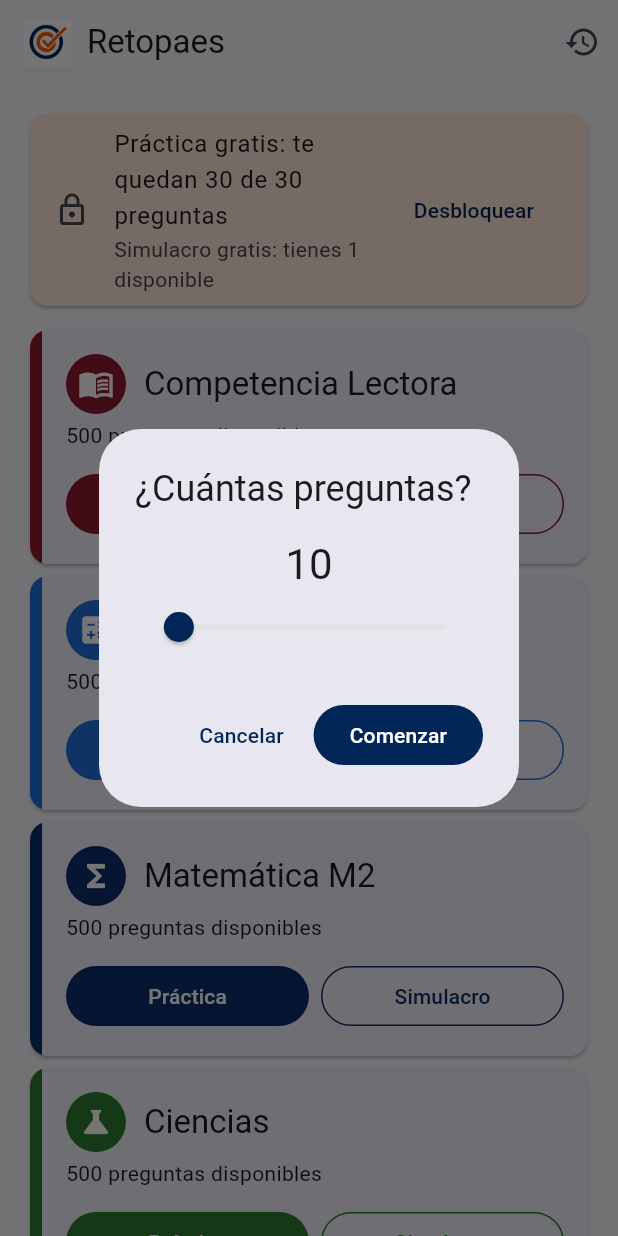
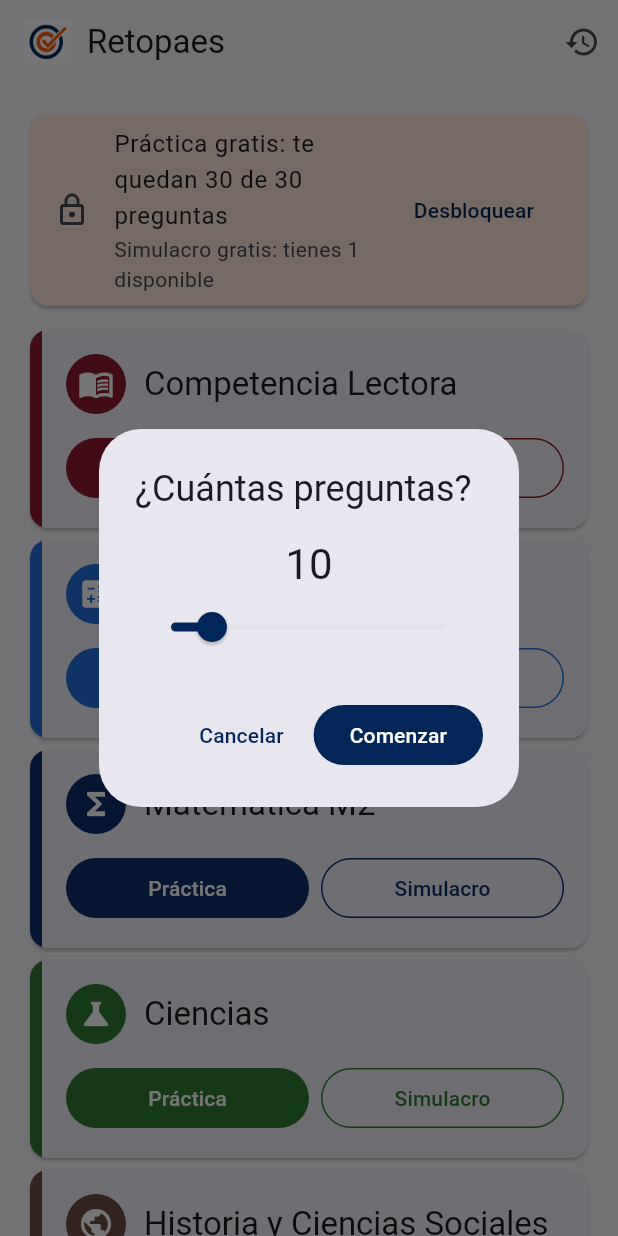
Before and after one commit to labappsch-create/Paes, a Flutter app: the screen it shows after launch, after a tap on "Práctica", on a phone screen of 412 x 824 dp. Run offline on Flutter 3.47's test engine with Material 3 defaults, Android fonts, the phone set to English and light mode, and no system bars; our stand-ins replace clock, flutter_riverpod, in_app_purchase, material_ui, shared_preferences, webview_flutter.

Commit message:
No mostrar el total de preguntas del banco; práctica de 1 a 65 preguntas

```diff
--- a/lib/core/constants.dart
+++ b/lib/core/constants.dart
@@ -6,6 +6,10 @@ const String appName = 'Retopaes';
 /// Logo completo (pantalla de bienvenida) e ícono (barra superior).
 const String logoAsset = 'assets/branding/logo_retopaes.png';
 const String iconAsset = 'assets/branding/icono_app.png';
+
+/// Máximo de preguntas que se pueden elegir en una Práctica (el largo de un
+/// ensayo real). Así la app no deja ver cuántas preguntas tiene el banco.
+const int maxPracticeQuestions = 65;
 
 /// Preguntas gratis en Práctica (suma de todas las pruebas).
 const int freeQuestionLimit = 30;
--- a/lib/presentation/screens/home_screen.dart
+++ b/lib/presentation/screens/home_screen.dart
@@ -200,13 +200,14 @@ class _PruebaCard extends StatelessWidget {
                         ),
                       ],
                     ),
-                    const SizedBox(height: 4),
-                    Text(
-                      available == 0
-                          ? 'Próximamente: aún no hay preguntas.'
-                          : '$available ${available == 1 ? 'pregunta disponible' : 'preguntas disponibles'}',
-                      style: theme.textTheme.bodyMedium,
-                    ),
+                    // No se muestra cuántas preguntas tiene el banco.
+                    if (available == 0) ...[
+                      const SizedBox(height: 4),
+                      Text(
+                        'Próximamente: aún no hay preguntas.',
+                        style: theme.textTheme.bodyMedium,
+                      ),
+                    ],
                     const SizedBox(height: 12),
                     Row(
                       children: [
@@ -249,7 +250,10 @@ class _PruebaCard extends StatelessWidget {
   }
 
   Future<void> _startPractice(BuildContext context) async {
-    final count = await _askCount(context, pool.length);
+    final count = await _askCount(
+      context,
+      min(maxPracticeQuestions, pool.length),
+    );
     if (count == null || !context.mounted) return;
     _openQuiz(context, QuizMode.practice, count);
   }
```
Also changed, not shown: 1 other file.
